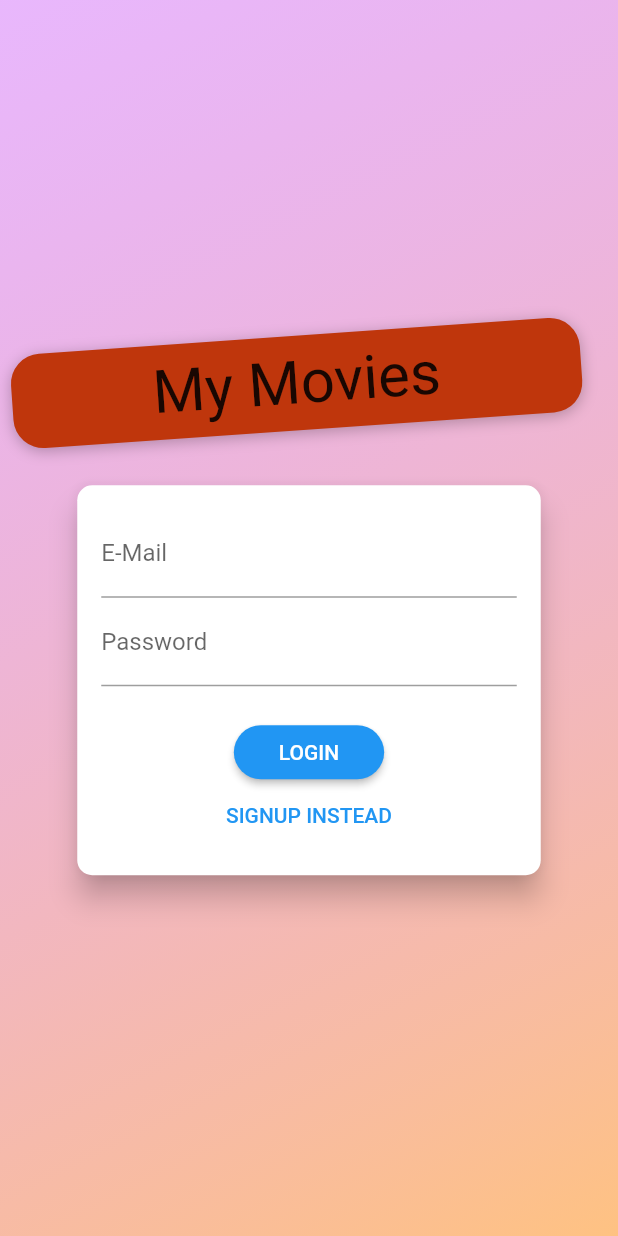
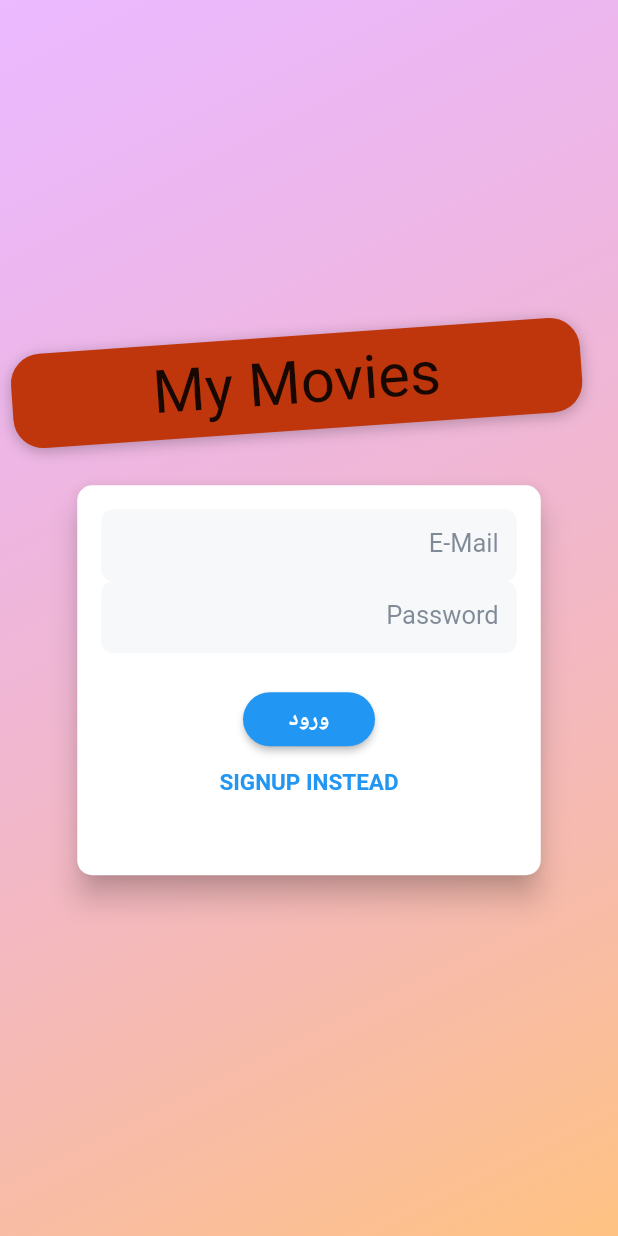
Before and after one commit to mr0I/fluuter-movies, a Flutter app: the screen it shows after launch, on a phone screen of 412 x 824 dp. Run offline on Flutter 3.47's test engine with Material 2 defaults, Android fonts, the phone set to English and light mode, and no system bars; our stand-ins replace shared_preferences; generated files the repository leaves out were written again.

Commit message:
add_final_optimizations

```diff
--- /dev/null
+++ b/l10n.yaml
@@ -0,0 +1,3 @@
+arb-dir: lib/l10n
+template-arb-file: app_en.arb
+output-localization-file: app_localizations.dart
--- /dev/null
+++ b/lib/config/config.dart
@@ -0,0 +1,6 @@
+export 'constants/app_constants.dart';
+export 'themes/default.dart';
+export 'package:flutter_gen/gen_l10n/app_localizations.dart'
+    show AppLocalizations;
+
+// import 'package:flutter_localizations/flutter_localizations.dart';
--- /dev/null
+++ b/lib/config/constants/app_constants.dart
@@ -0,0 +1,16 @@
+// import 'package:flutter/foundation.dart' show kDebugMode, kIsWeb;
+
+// const deployed = true;
+// const serverAddr = 'https://app.doctorservice.ir';
+
+abstract class APP {
+  static const String appName = 'Movies List';
+  // static const bool isDev = kDebugMode;
+  // static const String apiAddress = deployed
+  //     ? serverAddr
+  //     : (isDev
+  //         ? (!kIsWeb ? 'http://10.0.2.2' : 'http://127.0.0.1:3000')
+  //         : serverAddr);
+
+  static const String apiAddress = 'http://moviesapi.ir';
+}
--- /dev/null
+++ b/lib/config/routes/routes.dart
@@ -0,0 +1,16 @@
+import 'package:flutter/material.dart';
+import '../../modules/movie/screens/movieDetail_screen.dart';
+import '../../modules/movie/screens/userMovies_screen.dart';
+import '../../modules/movie/screens/editMovie_screen.dart';
+import '../../modules/cart/cart_screen.dart';
+import '../../modules/order/orders_screen.dart';
+
+class Routes {
+  static Map<String, WidgetBuilder> get routes => {
+        MovieDetailScreen.routeName: (ctx) => MovieDetailScreen(),
+        CartScreen.routeName: (ctx) => CartScreen(),
+        OrdersScreen.routeName: (ctx) => OrdersScreen(),
+        UserMoviesScreen.routeName: (ctx) => UserMoviesScreen(),
+        EditMovieScreen.routeName: (ctx) => EditMovieScreen(),
+      };
+}
--- /dev/null
+++ b/lib/config/storage/app_storage.dart
@@ -0,0 +1,22 @@
+import 'package:flutter/material.dart';
+import 'package:provider/provider.dart';
+
+import '../../modules/movie/movie_provider.dart';
+import '../../modules/cart/cart_provider.dart';
+import '../../modules/order/order_provider.dart';
+import '../../modules/auth/auth_provider.dart';
+
+class AppStorage {
+  static get providers => [
+        ChangeNotifierProvider(create: (_) => Auth()),
+        ChangeNotifierProxyProvider<Auth, Movies>(
+            create: (BuildContext contextt) => Movies(
+                  Provider.of<Auth>(contextt, listen: false).token,
+                  [],
+                ),
+            update: (ctx, auth, oldMovies) =>
+                Movies(auth.token, oldMovies != null ? oldMovies.items : [])),
+        ChangeNotifierProvider(create: (_) => Cart()),
+        ChangeNotifierProvider(create: (_) => Orders()),
+      ];
+}
--- /dev/null
+++ b/lib/config/themes/default.dart
@@ -0,0 +1,84 @@
+import 'package:flutter/material.dart';
+
+class DefaultTheme {
+  static const Color primaryColor = Colors.blue;
+  static const Color accentColor = Colors.amber;
+  static const Color blueGrey700 = Color.fromRGBO(80, 93, 111, 0.7);
+  static const Color errorColor = Color(0xffb00020);
+
+  static get theme => ThemeData(
+        primarySwatch: primaryColor,
+        accentColor: accentColor,
+        fontFamily: 'Roboto',
+        // primaryColor: primaryColor,
+        scaffoldBackgroundColor: Colors.white,
+        // listTileTheme: const ListTileThemeData(
+        //   selectedColor: Colors.white,
+        //   selectedTileColor: primaryColor,
+        // ),
+        appBarTheme: const AppBarTheme(
+          elevation: 0.0,
+          backgroundColor: primaryColor,
+          titleTextStyle: TextStyle(
+            color: Colors.white,
+            fontSize: 16,
+            fontWeight: FontWeight.bold,
+          ),
+          iconTheme: IconThemeData(
+            color: Colors.white,
+          ),
+        ),
+        inputDecorationTheme: InputDecorationTheme(
+          // constraints: const BoxConstraints(
+          //     minHeight: 65), // 52 is not enough for showing the error
+          border: OutlineInputBorder(
+            borderSide: BorderSide.none,
+            borderRadius: BorderRadius.circular(8),
+          ),
+          focusedBorder: OutlineInputBorder(
+            borderSide: const BorderSide(width: 1, color: primaryColor),
+            borderRadius: BorderRadius.circular(8),
+          ),
+          contentPadding:
+              const EdgeInsets.symmetric(horizontal: 12, vertical: 14),
+          fillColor: const Color.fromRGBO(240, 242, 244, 0.57),
+          filled: true,
+          hintStyle: const TextStyle(
+            color: blueGrey700,
+          ),
+          errorBorder: OutlineInputBorder(
+            borderSide: const BorderSide(width: 1, color: errorColor),
+            borderRadius: BorderRadius.circular(8),
+          ),
+          labelStyle: const TextStyle(
+            color: blueGrey700,
+          ),
+          // floatingLabelStyle: const TextStyle(
+          //   color: primaryColor,
+          // ),
+          focusedErrorBorder: const OutlineInputBorder(
+              borderSide: BorderSide(width: 1, color: errorColor)),
+          errorStyle: const TextStyle(
+            color: errorColor,
+            // backgroundColor: Color.fromRGBO(176, 0, 32, 0.05),
+          ),
+          focusColor: const Color.fromRGBO(55, 135, 255, 0.05),
+        ),
+        elevatedButtonTheme: ElevatedButtonThemeData(
+          style: ButtonStyle(
+            shape: MaterialStateProperty.all(
+              RoundedRectangleBorder(
+                borderRadius: BorderRadius.circular(20),
+              ),
+            ),
+            padding: MaterialStateProperty.all(
+                const EdgeInsets.symmetric(horizontal: 12, vertical: 14)),
+            textStyle: MaterialStateProperty.all(
+              const TextStyle(
+                fontSize: 18,
+              ),
+            ),
+          ),
+        ),
+      );
+}
--- /dev/null
+++ b/lib/l10n/app_en.arb
@@ -0,0 +1,8 @@
+{
+  "myMovies": "My Movies",
+  "@myMovies": {
+    "description": "The conventional newborn programmer greeting"
+  },
+  "signIn": "signin",
+  "signUp": "signup"
+}
--- /dev/null
+++ b/lib/l10n/app_fa.arb
@@ -0,0 +1,5 @@
+{
+    "myMovies": "فیلم های من",
+    "signIn": "ورود",
+    "signUp": "ثبت نام"
+}
--- a/lib/main.dart
+++ b/lib/main.dart
@@ -2,17 +2,12 @@ import 'package:flutter/material.dart';
 import 'package:provider/provider.dart';
 
 import './modules/movie/screens/moviesList_screen.dart';
-import './modules/movie/screens/movieDetail_screen.dart';
-import './modules/movie/screens/userMovies_screen.dart';
-import './modules/movie/screens/editMovie_screen.dart';
 import './modules/auth/screens/auth_screen.dart';
-import './modules/cart/cart_screen.dart';
-import './modules/order/orders_screen.dart';
-import './modules/movie/movie_provider.dart';
-import './modules/cart/cart_provider.dart';
-import './modules/order/order_provider.dart';
 import './modules/auth/auth_provider.dart';
 import './screens/splash_screen.dart';
+import 'config/storage/app_storage.dart' show AppStorage;
+import 'config/routes/routes.dart' show Routes;
+import 'config/config.dart' as config;
 
 void main() => runApp(MyApp());
 
@@ -20,33 +15,15 @@ class MyApp extends StatelessWidget {
   @override
   Widget build(BuildContext context) {
     return MultiProvider(
-      providers: [
-        ChangeNotifierProvider(
-          create: (_) => Auth(),
-        ),
-        ChangeNotifierProxyProvider<Auth, Movies>(
-          create: (BuildContext contextt) => Movies(
-            Provider.of<Auth>(contextt, listen: false).token,
-            [],
-          ),
-          update: (ctx, auth, oldMovies) =>
-              Movies(auth.token, oldMovies != null ? oldMovies.items : []),
-        ),
-        ChangeNotifierProvider(
-          create: (_) => Cart(),
-        ),
-        ChangeNotifierProvider(
-          create: (_) => Orders(),
-        ),
-      ],
+      providers: AppStorage.providers,
       child: Consumer<Auth>(
         builder: (ctx, auth, _) => MaterialApp(
-          title: 'My Movies',
-          theme: ThemeData(
-            primarySwatch: Colors.blue,
-            accentColor: Colors.amber,
-            fontFamily: 'Roboto',
-          ),
+          localizationsDelegates:
+              config.AppLocalizations.localizationsDelegates,
+          supportedLocales: config.AppLocalizations.supportedLocales,
+          locale: const Locale('fa'),
+          title: 'myMovies',
+          theme: config.DefaultTheme.theme,
           home: auth.isAuth
               ? MoviesListScreen()
               : FutureBuilder(
@@ -56,13 +33,7 @@ class MyApp extends StatelessWidget {
                           ? SplashScreen()
                           : AuthScreen(),
                 ),
-          routes: {
-            MovieDetailScreen.routeName: (ctx) => MovieDetailScreen(),
-            CartScreen.routeName: (ctx) => CartScreen(),
-            OrdersScreen.routeName: (ctx) => OrdersScreen(),
-            UserMoviesScreen.routeName: (ctx) => UserMoviesScreen(),
-            EditMovieScreen.routeName: (ctx) => EditMovieScreen(),
-          },
+          routes: Routes.routes,
         ),
       ),
     );
--- a/lib/modules/auth/auth_provider.dart
+++ b/lib/modules/auth/auth_provider.dart
@@ -3,6 +3,8 @@ import 'dart:async';
 import 'package:flutter/widgets.dart';
 import 'package:http/http.dart' as http;
 import 'package:shared_preferences/shared_preferences.dart';
+import '../../config/constants/app_constants.dart' as constants;
+import '../../config/config.dart' as config;
 
 import '../../utils/http_exception.dart';
 
@@ -42,7 +44,8 @@ class Auth with ChangeNotifier {
   }
 
   Future<void> signin(String email, String password) async {
-    final url = Uri.http('moviesapi.ir', '/oauth/token');
+    final url = Uri.parse(config.APP.apiAddress + '/oauth/token');
+    // final url = Uri.http('moviesapi.ir', '/oauth/token');
 
     try {
       final res = await http.post(
--- a/lib/modules/auth/screens/auth_screen.dart
+++ b/lib/modules/auth/screens/auth_screen.dart
@@ -4,6 +4,7 @@ import 'package:provider/provider.dart';
 
 import '../auth_provider.dart';
 import '../../../utils/http_exception.dart';
+import '../../../config/config.dart' as config;
 
 enum AuthMode { Signup, Login }
 
@@ -194,6 +195,8 @@ class _AuthCardState extends State<AuthCard>
   @override
   Widget build(BuildContext context) {
     final deviceSize = MediaQuery.of(context).size;
+    final localizations = config.AppLocalizations.of(context);
+
     return Card(
       shape: RoundedRectangleBorder(
         borderRadius: BorderRadius.circular(10.0),
@@ -273,8 +276,9 @@ class _AuthCardState extends State<AuthCard>
                   CircularProgressIndicator()
                 else
                   RaisedButton(
-                    child:
-                        Text(_authMode == AuthMode.Login ? 'LOGIN' : 'SIGN UP'),
+                    child: Text(_authMode == AuthMode.Login
+                        ? localizations.signIn
+                        : localizations.signUp),
                     onPressed: _submit,
                     shape: RoundedRectangleBorder(
                       borderRadius: BorderRadius.circular(30),
```
Also changed, not shown: pubspec.yaml (+5 -2 lines), 2022-12-28_213008.jpg (deleted), pubspec.lock.
